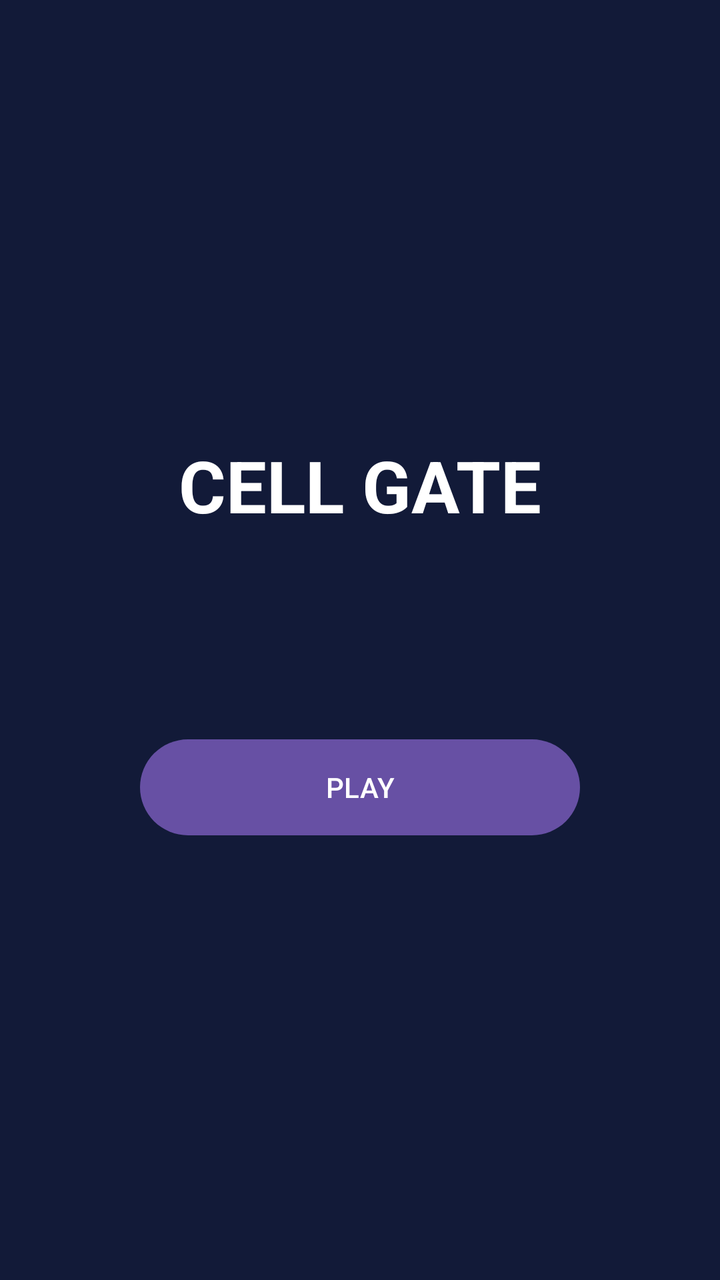
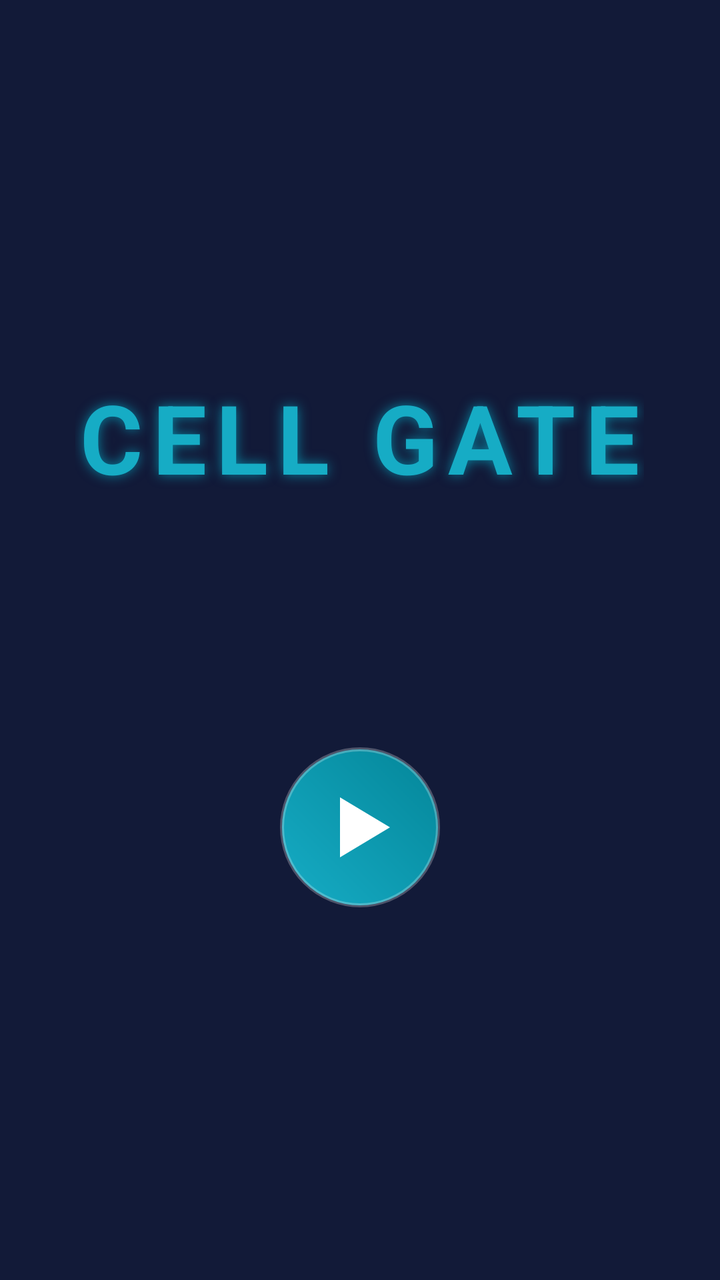

An Android layout rendered at two revisions. The XML below is the earlier revision; the diff shows what the commit changed to produce the second picture.
<!-- AndroidManifest.xml: application theme Theme.Cellgate -->
<!-- res/layout/activity_main.xml -->
<?xml version="1.0" encoding="utf-8"?>
<LinearLayout xmlns:android="http://schemas.android.com/apk/res/android"
    android:layout_width="match_parent"
    android:layout_height="match_parent"
    android:background="#121A38"
    android:fitsSystemWindows="true"
    android:gravity="center"
    android:orientation="vertical">

    <TextView
        android:layout_width="wrap_content"
        android:layout_height="wrap_content"
        android:text="CELL GATE"
        android:textColor="#FFFFFF"
        android:textSize="36sp"
        android:textStyle="bold" />

    <TextView
        android:id="@+id/tvBest"
        android:layout_width="wrap_content"
        android:layout_height="wrap_content"
        android:layout_marginTop="32dp"
        android:textColor="#FFFFFF"
        android:textSize="20sp" />

    <Button
        android:id="@+id/btnPlay"
        android:layout_width="220dp"
        android:layout_height="56dp"
        android:layout_marginTop="40dp"
        android:text="PLAY" />

</LinearLayout>
<!-- resources referenced by this layout -->
<resources>
  <style name="Theme.Cellgate" parent="Base.Theme.Cellgate" />
  <style name="Base.Theme.Cellgate" parent="Theme.Material3.DayNight.NoActionBar">
          
          <item name="android:windowFullscreen">false</item>
          <item name="android:statusBarColor">?attr/colorPrimaryVariant</item>
      </style>
</resources>

<!-- the commit's change to res/layout/activity_main.xml (unified diff, before → after) -->
@@ -1,18 +1,25 @@
 <?xml version="1.0" encoding="utf-8"?>
 <LinearLayout xmlns:android="http://schemas.android.com/apk/res/android"
+    xmlns:app="http://schemas.android.com/apk/res-auto"
     android:layout_width="match_parent"
     android:layout_height="match_parent"
     android:background="#121A38"
     android:fitsSystemWindows="true"
     android:gravity="center"
-    android:orientation="vertical">
+    android:orientation="vertical"
+    android:padding="24dp">
 
     <TextView
         android:layout_width="wrap_content"
         android:layout_height="wrap_content"
+        android:letterSpacing="0.1"
+        android:shadowColor="#8000E5FF"
+        android:shadowDx="0"
+        android:shadowDy="0"
+        android:shadowRadius="15"
         android:text="CELL GATE"
-        android:textColor="#FFFFFF"
-        android:textSize="36sp"
+        android:textColor="@color/game_primary"
+        android:textSize="48sp"
         android:textStyle="bold" />
 
     <TextView
@@ -20,14 +27,19 @@
         android:layout_width="wrap_content"
         android:layout_height="wrap_content"
         android:layout_marginTop="32dp"
-        android:textColor="#FFFFFF"
+        android:alpha="0.8"
+        android:textColor="@android:color/white"
         android:textSize="20sp" />
 
-    <Button
+    <ImageButton
         android:id="@+id/btnPlay"
-        android:layout_width="220dp"
-        android:layout_height="56dp"
-        android:layout_marginTop="40dp"
-        android:text="PLAY" />
+        android:layout_width="80dp"
+        android:layout_height="80dp"
+        android:layout_marginTop="64dp"
+        android:background="@drawable/bg_circle_button"
+        android:padding="20dp"
+        android:scaleType="fitCenter"
+        android:src="@drawable/ic_play"
+        app:tint="@android:color/white" />
 
 </LinearLayout>
<!-- resource entries referenced after the edit -->
@@ -1,6 +1,36 @@
 <!-- resources referenced by this layout -->
 <resources>
+  <color name="game_primary">#16ACC5</color>
+  <!-- drawable bg_circle_button (drawable) -->
+  <?xml version="1.0" encoding="utf-8"?>
+  <ripple xmlns:android="http://schemas.android.com/apk/res/android"
+      android:color="#40FFFFFF">
+      <item>
+          <shape android:shape="oval">
+              <gradient
+                  android:angle="45"
+                  android:endColor="@color/game_primary_dark"
+                  android:startColor="@color/game_primary" />
+              <stroke
+                  android:width="2dp"
+                  android:color="@color/button_stroke" />
+              <size android:width="80dp" android:height="80dp" />
+          </shape>
+      </item>
+  </ripple>
+  <!-- drawable ic_play (drawable) -->
+  <vector xmlns:android="http://schemas.android.com/apk/res/android"
+      android:width="24dp"
+      android:height="24dp"
+      android:viewportWidth="24"
+      android:viewportHeight="24">
+      <path
+          android:fillColor="#FFFFFF"
+          android:pathData="M6,3v18l15,-9z"/>
+  </vector>
   <style name="Theme.Cellgate" parent="Base.Theme.Cellgate" />
+  <color name="game_primary_dark">#048699</color>
+  <color name="button_stroke">#40FFFFFF</color>
   <style name="Base.Theme.Cellgate" parent="Theme.Material3.DayNight.NoActionBar">
           
           <item name="android:windowFullscreen">false</item>
